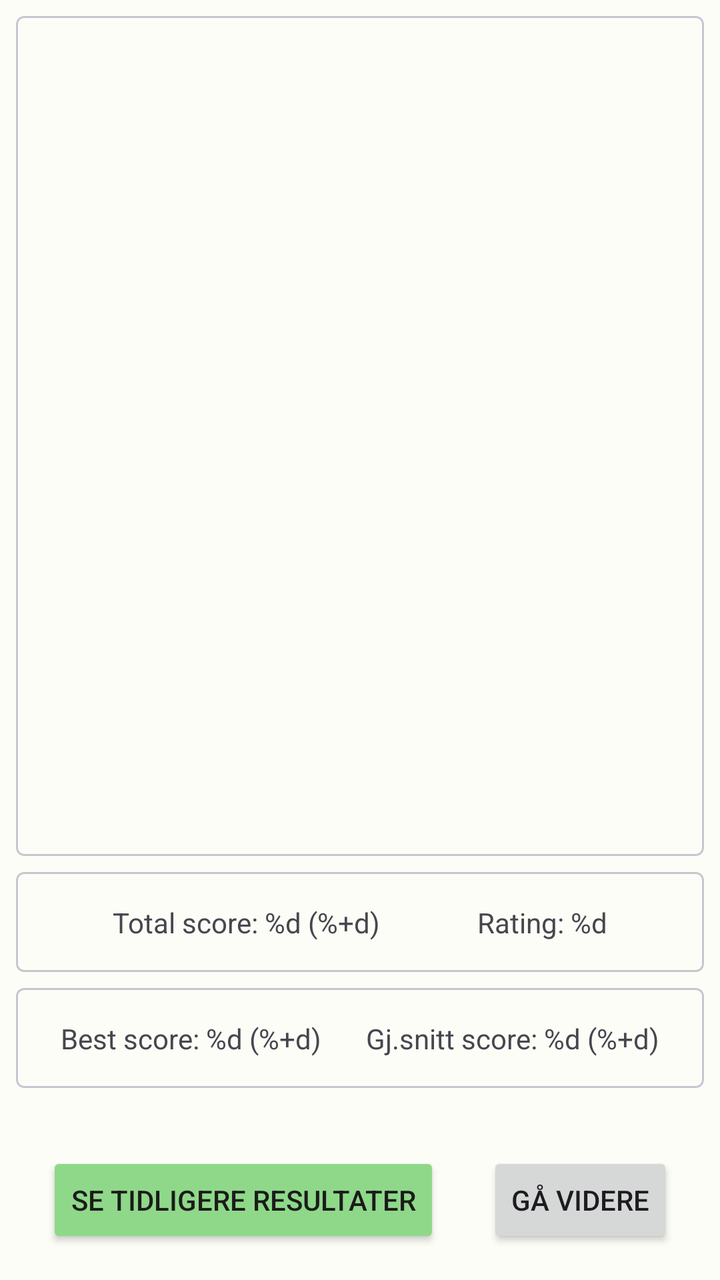
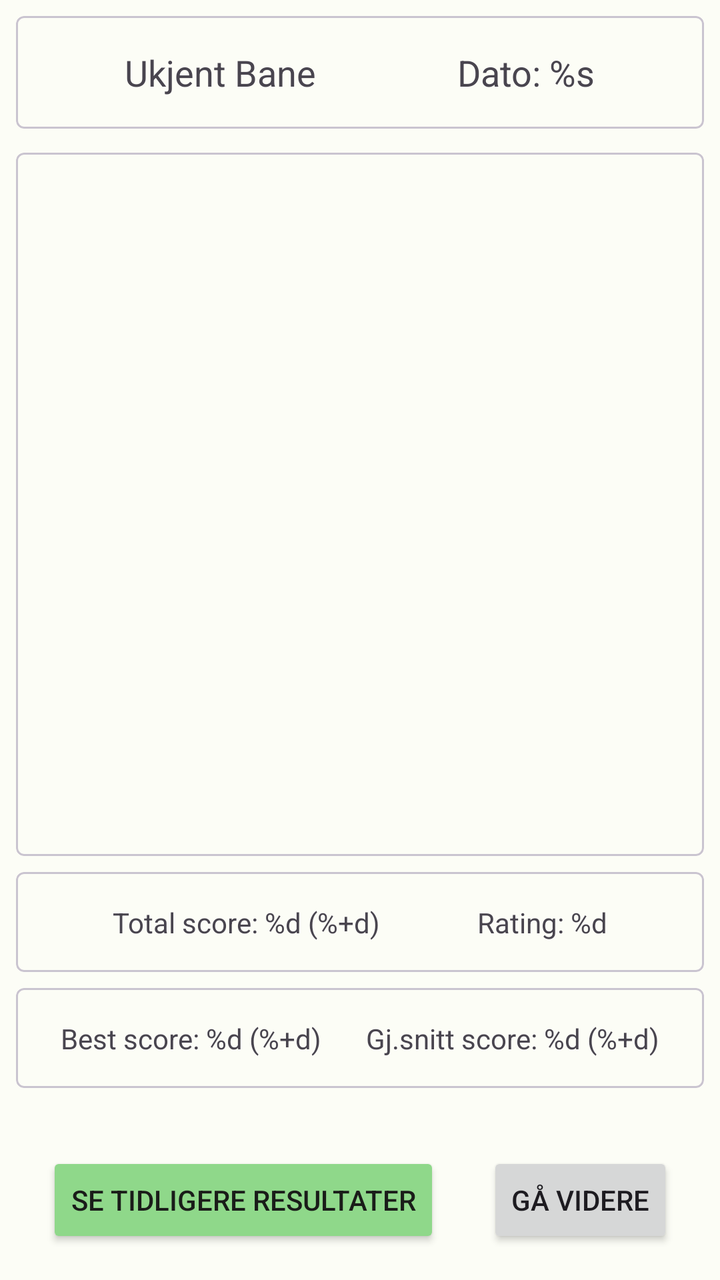

Before-and-after screenshots of an Android layout around one commit, followed by the original layout XML and the change that was made.
<!-- AndroidManifest.xml: application theme Theme.DiscgolfApp -->
<!-- res/layout/fragment_score_board.xml -->
<?xml version="1.0" encoding="utf-8"?>
<androidx.constraintlayout.widget.ConstraintLayout xmlns:android="http://schemas.android.com/apk/res/android"
    xmlns:app="http://schemas.android.com/apk/res-auto"
    xmlns:tools="http://schemas.android.com/tools"
    android:layout_width="match_parent"
    android:layout_height="match_parent"
    tools:context=".screens.play.scoreboard.ScoreBoardFragment">

    <com.google.android.material.card.MaterialCardView
        android:layout_width="0dp"
        android:layout_height="0dp"
        android:layout_gravity="center"
        android:layout_marginStart="8dp"
        android:layout_marginTop="8dp"
        android:layout_marginEnd="8dp"
        android:layout_marginBottom="8dp"
        app:cardCornerRadius="4dp"
        app:layout_constraintBottom_toTopOf="@+id/finishScoreBoardCardView"
        app:layout_constraintEnd_toEndOf="parent"
        app:layout_constraintStart_toStartOf="parent"
        app:layout_constraintTop_toTopOf="parent">

        <ScrollView
            android:id="@+id/scoreBoardLayout"
            android:layout_width="match_parent"
            android:layout_height="match_parent">

            <LinearLayout
                android:id="@+id/scoreBoardLinearLayout"
                android:layout_width="wrap_content"
                android:layout_height="wrap_content"
                android:layout_margin="8dp"
                android:contentDescription="@string/scoreboard_ll_content_desc"
                android:orientation="vertical" />

        </ScrollView>

    </com.google.android.material.card.MaterialCardView>

    <com.google.android.material.card.MaterialCardView
        android:id="@+id/finishScoreBoardCardView"
        android:layout_width="0dp"
        android:layout_height="50dp"
        android:layout_gravity="center"
        android:layout_marginStart="8dp"
        android:layout_marginEnd="8dp"
        android:layout_marginBottom="8dp"
        app:cardCornerRadius="4dp"
        app:layout_constraintBottom_toTopOf="@+id/finishScoreBoardDataCardView"
        app:layout_constraintEnd_toEndOf="parent"
        app:layout_constraintStart_toStartOf="parent">

        <androidx.constraintlayout.widget.ConstraintLayout
            android:layout_width="match_parent"
            android:layout_height="match_parent">

            <TextView
                android:id="@+id/totalScoreTextView"
                android:layout_width="wrap_content"
                android:layout_height="wrap_content"
                android:text="@string/scoreboard_text_total"
                app:layout_constraintBottom_toBottomOf="parent"
                app:layout_constraintEnd_toStartOf="@+id/round_rating"
                app:layout_constraintHorizontal_bias="0.5"
                app:layout_constraintStart_toStartOf="parent"
                app:layout_constraintTop_toTopOf="parent" />

            <TextView
                android:id="@+id/round_rating"
                android:layout_width="wrap_content"
                android:layout_height="wrap_content"
                android:text="@string/rating_d"
                app:layout_constraintBottom_toBottomOf="parent"
                app:layout_constraintEnd_toEndOf="parent"
                app:layout_constraintHorizontal_bias="0.5"
                app:layout_constraintStart_toEndOf="@+id/totalScoreTextView"
                app:layout_constraintTop_toTopOf="parent" />

        </androidx.constraintlayout.widget.ConstraintLayout>

    </com.google.android.material.card.MaterialCardView>

    <com.google.android.material.card.MaterialCardView
        android:id="@+id/finishScoreBoardDataCardView"
        android:layout_width="0dp"
        android:layout_height="50dp"
        android:layout_gravity="center"
        android:layout_marginStart="8dp"
        android:layout_marginEnd="8dp"
        android:layout_marginBottom="32dp"
        app:cardCornerRadius="4dp"
        app:layout_constraintBottom_toTopOf="@+id/finishScoreBoardButton"
        app:layout_constraintEnd_toEndOf="parent"
        app:layout_constraintStart_toStartOf="parent">

        <androidx.constraintlayout.widget.ConstraintLayout
            android:layout_width="match_parent"
            android:layout_height="match_parent">

            <TextView
                android:id="@+id/bestScoreTextView"
                android:layout_width="wrap_content"
                android:layout_height="wrap_content"
                android:text="@string/scoreboard_text_best_score"
                app:layout_constraintBottom_toBottomOf="parent"
                app:layout_constraintEnd_toStartOf="@+id/avgScoreTextView"
                app:layout_constraintHorizontal_bias="0.5"
                app:layout_constraintHorizontal_chainStyle="spread"
                app:layout_constraintStart_toStartOf="parent"
                app:layout_constraintTop_toTopOf="parent" />

            <TextView
                android:id="@+id/avgScoreTextView"
                android:layout_width="wrap_content"
                android:layout_height="wrap_content"
                android:text="@string/scoreboard_text_average_score"
                app:layout_constraintBottom_toBottomOf="parent"
                app:layout_constraintEnd_toEndOf="parent"
                app:layout_constraintHorizontal_bias="0.5"
                app:layout_constraintStart_toEndOf="@+id/bestScoreTextView"
                app:layout_constraintTop_toTopOf="parent" />
        </androidx.constraintlayout.widget.ConstraintLayout>


    </com.google.android.material.card.MaterialCardView>

    <Button
        android:id="@+id/finishScoreBoardButton"
        android:layout_width="wrap_content"
        android:layout_height="wrap_content"
        android:layout_marginBottom="16dp"
        android:text="@string/finish_scoreboard"
        app:layout_constraintBottom_toBottomOf="parent"
        app:layout_constraintEnd_toEndOf="parent"
        app:layout_constraintHorizontal_bias="0.5"
        app:layout_constraintStart_toEndOf="@+id/showPrevResultsScoreBoardButton" />

    <Button
        android:id="@+id/showPrevResultsScoreBoardButton"
        android:layout_width="wrap_content"
        android:layout_height="wrap_content"
        android:layout_marginBottom="16dp"
        android:backgroundTint="@color/md_theme_dark_surfaceTint"
        android:text="@string/show_prev_results"
        android:textColor="@color/md_theme_dark_background"
        app:layout_constraintBottom_toBottomOf="parent"
        app:layout_constraintEnd_toStartOf="@+id/finishScoreBoardButton"
        app:layout_constraintHorizontal_bias="0.5"
        app:layout_constraintStart_toStartOf="parent" />
</androidx.constraintlayout.widget.ConstraintLayout>
<!-- resources referenced by this layout -->
<resources>
  <color name="md_theme_dark_background">#1A1C19</color>
  <color name="md_theme_dark_surfaceTint">#8FD88A</color>
  <string name="finish_scoreboard">Gå videre</string>
  <string name="rating_d">Rating: %d</string>
  <string name="scoreboard_ll_content_desc">Poeng for runden</string>
  <string name="scoreboard_text_average_score">Gj.snitt score: %d (%+d)</string>
  <string name="scoreboard_text_best_score">Best score: %d (%+d)</string>
  <string name="scoreboard_text_total">Total score: %d (%+d)</string>
  <string name="show_prev_results">Se tidligere resultater</string>
  <color name="md_theme_light_primary">#266C2B</color>
  <color name="md_theme_light_onPrimary">#FFFFFF</color>
  <color name="md_theme_light_primaryContainer">#AAF5A4</color>
  <color name="md_theme_light_onPrimaryContainer">#002204</color>
  <color name="md_theme_light_secondary">#52634F</color>
  <color name="md_theme_light_onSecondary">#FFFFFF</color>
  <color name="md_theme_light_secondaryContainer">#D5E8CF</color>
  <color name="md_theme_light_onSecondaryContainer">#101F10</color>
  <color name="md_theme_light_tertiary">#38656A</color>
  <color name="md_theme_light_onTertiary">#FFFFFF</color>
  <color name="md_theme_light_tertiaryContainer">#BCEBF1</color>
  <color name="md_theme_light_onTertiaryContainer">#001F23</color>
  <color name="md_theme_light_error">#BA1A1A</color>
  <color name="md_theme_light_errorContainer">#FFDAD6</color>
  <color name="md_theme_light_onError">#FFFFFF</color>
  <color name="md_theme_light_onErrorContainer">#410002</color>
  <color name="md_theme_light_background">#FCFDF6</color>
  <color name="md_theme_light_onBackground">#1A1C19</color>
  <color name="md_theme_light_surface">#FCFDF6</color>
  <color name="md_theme_light_onSurface">#1A1C19</color>
  <color name="md_theme_light_surfaceVariant">#DEE5D8</color>
  <color name="md_theme_light_onSurfaceVariant">#424940</color>
  <color name="md_theme_light_outline">#72796F</color>
  <color name="md_theme_light_inverseOnSurface">#F0F1EB</color>
  <color name="md_theme_light_inverseSurface">#2F312D</color>
  <color name="md_theme_light_inversePrimary">#8FD88A</color>
  <!-- unchanged entries left out for length: 1 -->
</resources>

<!-- the commit's change to res/layout/fragment_score_board.xml (unified diff, before → after) -->
@@ -7,18 +7,69 @@
     tools:context=".screens.play.scoreboard.ScoreBoardFragment">
 
     <com.google.android.material.card.MaterialCardView
-        android:layout_width="0dp"
-        android:layout_height="0dp"
+        android:id="@+id/scoreBoardHeaderCardView"
+        android:layout_width="0dp"
+        android:layout_height="wrap_content"
         android:layout_gravity="center"
         android:layout_marginStart="8dp"
         android:layout_marginTop="8dp"
         android:layout_marginEnd="8dp"
-        android:layout_marginBottom="8dp"
-        app:cardCornerRadius="4dp"
-        app:layout_constraintBottom_toTopOf="@+id/finishScoreBoardCardView"
+        android:layout_marginBottom="4dp"
+        app:cardCornerRadius="4dp"
+        app:layout_constraintBottom_toTopOf="@+id/finishScoreBoardResultsCardView"
         app:layout_constraintEnd_toEndOf="parent"
         app:layout_constraintStart_toStartOf="parent"
         app:layout_constraintTop_toTopOf="parent">
+
+        <androidx.constraintlayout.widget.ConstraintLayout
+            android:layout_width="match_parent"
+            android:layout_height="match_parent">
+
+            <TextView
+                android:id="@+id/scoreBoardCourseHeader"
+                android:layout_width="wrap_content"
+                android:layout_height="wrap_content"
+                android:padding="16dp"
+                android:text="@string/scoreboard_course_name_placeholder"
+                android:textSize="18sp"
+                app:layout_constraintBottom_toBottomOf="parent"
+                app:layout_constraintEnd_toStartOf="@+id/scoreBoardDateHeader"
+                app:layout_constraintHorizontal_bias="0.5"
+                app:layout_constraintStart_toStartOf="parent"
+                app:layout_constraintTop_toTopOf="parent" />
+
+            <TextView
+                android:id="@+id/scoreBoardDateHeader"
+                android:layout_width="wrap_content"
+                android:layout_height="wrap_content"
+                android:padding="16dp"
+                android:text="@string/scoreboard_date_header"
+                android:textSize="18sp"
+                app:layout_constraintBottom_toBottomOf="parent"
+                app:layout_constraintEnd_toEndOf="parent"
+                app:layout_constraintHorizontal_bias="0.5"
+                app:layout_constraintStart_toEndOf="@+id/scoreBoardCourseHeader"
+                app:layout_constraintTop_toTopOf="parent"
+                app:layout_constraintVertical_bias="0.0" />
+
+        </androidx.constraintlayout.widget.ConstraintLayout>
+
+    </com.google.android.material.card.MaterialCardView>
+
+    <com.google.android.material.card.MaterialCardView
+        android:id="@+id/finishScoreBoardResultsCardView"
+        android:layout_width="0dp"
+        android:layout_height="0dp"
+        android:layout_gravity="center"
+        android:layout_marginStart="8dp"
+        android:layout_marginTop="8dp"
+        android:layout_marginEnd="8dp"
+        android:layout_marginBottom="8dp"
+        app:cardCornerRadius="4dp"
+        app:layout_constraintBottom_toTopOf="@+id/scoreBoardScoreAndRatingCardView"
+        app:layout_constraintEnd_toEndOf="parent"
+        app:layout_constraintStart_toStartOf="parent"
+        app:layout_constraintTop_toBottomOf="@+id/scoreBoardHeaderCardView">
 
         <ScrollView
             android:id="@+id/scoreBoardLayout"
@@ -38,7 +89,7 @@
     </com.google.android.material.card.MaterialCardView>
 
     <com.google.android.material.card.MaterialCardView
-        android:id="@+id/finishScoreBoardCardView"
+        android:id="@+id/scoreBoardScoreAndRatingCardView"
         android:layout_width="0dp"
         android:layout_height="50dp"
         android:layout_gravity="center"
@@ -46,7 +97,7 @@
         android:layout_marginEnd="8dp"
         android:layout_marginBottom="8dp"
         app:cardCornerRadius="4dp"
-        app:layout_constraintBottom_toTopOf="@+id/finishScoreBoardDataCardView"
+        app:layout_constraintBottom_toTopOf="@+id/scoreBoardBestAndAvgScoreCardView"
         app:layout_constraintEnd_toEndOf="parent"
         app:layout_constraintStart_toStartOf="parent">
 
@@ -81,7 +132,7 @@
     </com.google.android.material.card.MaterialCardView>
 
     <com.google.android.material.card.MaterialCardView
-        android:id="@+id/finishScoreBoardDataCardView"
+        android:id="@+id/scoreBoardBestAndAvgScoreCardView"
         android:layout_width="0dp"
         android:layout_height="50dp"
         android:layout_gravity="center"
<!-- resource entries referenced after the edit -->
@@ -4,6 +4,8 @@
   <color name="md_theme_dark_surfaceTint">#8FD88A</color>
   <string name="finish_scoreboard">Gå videre</string>
   <string name="rating_d">Rating: %d</string>
+  <string name="scoreboard_course_name_placeholder">Ukjent Bane</string>
+  <string name="scoreboard_date_header">Dato: %s</string>
   <string name="scoreboard_ll_content_desc">Poeng for runden</string>
   <string name="scoreboard_text_average_score">Gj.snitt score: %d (%+d)</string>
   <string name="scoreboard_text_best_score">Best score: %d (%+d)</string>
